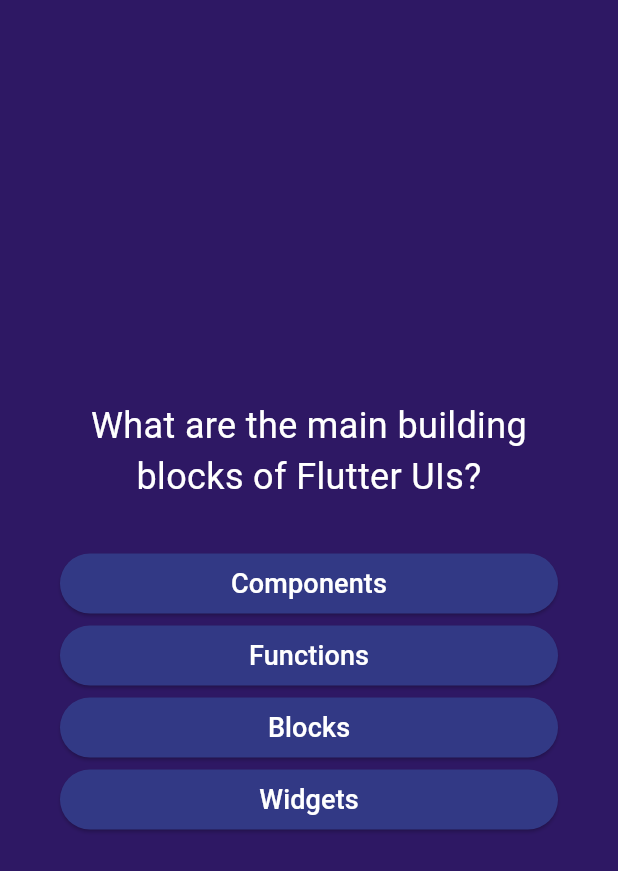
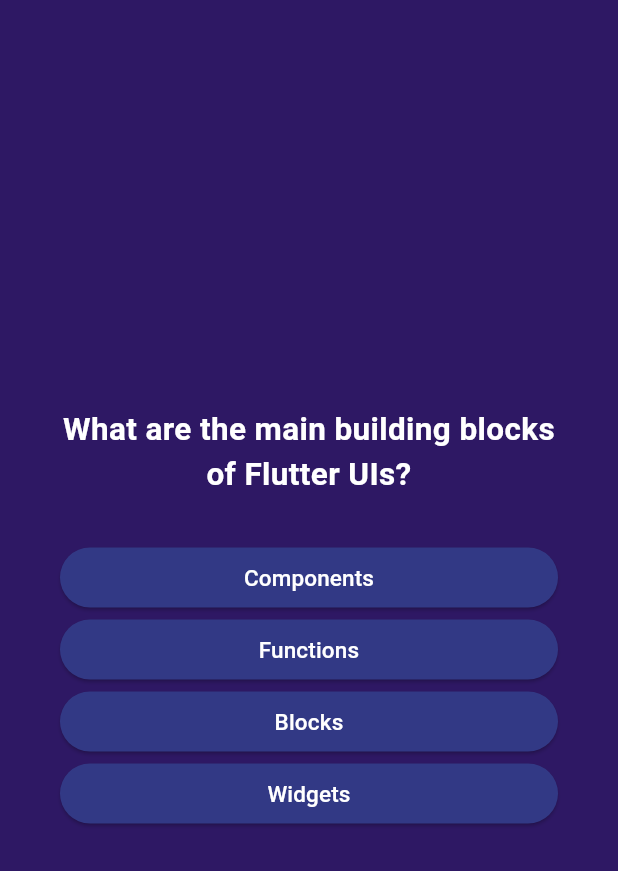
Before and after one commit to SantiagoLopezDeharo/aprendiendo_flutter, a Flutter app: the screen it shows after launch, after a tap on "Start Quiz", on a phone screen of 412 x 824 dp. Shown: the top 871 px of the screen. Run offline on Flutter 3.47's test engine with Material 3 defaults, Android fonts, the phone set to English and light mode, and no system bars; our stand-ins replace google_fonts.

Commit message:
Agregue algunas codiciones más y deje todo pronto para terminarlo

```diff
--- a/preguntados/lib/botones.dart
+++ b/preguntados/lib/botones.dart
@@ -1,18 +1,26 @@
 import "package:flutter/material.dart";
 
 class Boton extends StatelessWidget {
-  Boton(this.texto, this.onTap, {super.key});
+  const Boton(this.texto, this.onTap, {super.key});
   final String texto;
   final void Function() onTap;
   @override
   Widget build(BuildContext context) {
-    return ElevatedButton(
-        onPressed: () {},
-        style: ElevatedButton.styleFrom(
-            backgroundColor: const Color.fromARGB(255, 50, 57, 133)),
-        child: Text(
-          texto,
-          style: const TextStyle(color: Colors.white, fontSize: 18),
-        ));
+    return
+        ElevatedButton(
+            onPressed: onTap,
+            style: ElevatedButton.styleFrom(
+              backgroundColor: const Color.fromARGB(255, 50, 57, 133),
+              padding: const EdgeInsets.symmetric(
+                vertical: 0,
+                horizontal: 40,
+              ),
+            ),
+            child: Text(
+              texto,
+              textAlign: TextAlign.center,
+              style: const TextStyle(color: Colors.white, fontSize: 15),
+            ));
+
   }
 }
--- a/preguntados/lib/question_screen.dart
+++ b/preguntados/lib/question_screen.dart
@@ -1,6 +1,7 @@
 import "package:flutter/material.dart";
 import "package:preguntados/botones.dart";
 import "data/questions.dart";
+import "package:google_fonts/google_fonts.dart";
 
 class QuestionsScreen extends StatefulWidget {
   const QuestionsScreen({super.key});
@@ -12,6 +13,24 @@
 
 class _QuestionsScreenState extends State<QuestionsScreen> {
   int i = 0;
+  final List<bool> correctos = [];
+
+  void contestar(String ans)
+  {
+    setState(()
+    {
+      correctos.add(ans == questions[i].answers[0]);
+
+      if (i+1 < questions.length) {i++;}
+      else
+      {
+
+      }
+
+      //print(correctos);
+    });
+  }
+
   @override
   Widget build(BuildContext context) {
     final preguntaActual = questions[i];
@@ -24,9 +43,10 @@
         children: [
           Text(
             preguntaActual.text,
-            style: const TextStyle(
+            style: GoogleFonts.tiltPrism(
               color: Colors.white,
-              fontSize: 24,
+              fontSize: 21,
+              fontWeight: FontWeight.bold,
             ),
             textAlign: TextAlign.center,
           ),
@@ -34,7 +54,7 @@
             height: 30,
           ),
           ...preguntaActual.getRespRand().map((resp) {
-            return Boton(resp, () {});
+            return Boton(resp, () {contestar(resp);});
           }),
         ],
       ),
--- a/preguntados/pubspec.yaml
+++ b/preguntados/pubspec.yaml
@@ -35,6 +35,7 @@
   # The following adds the Cupertino Icons font to your application.
   # Use with the CupertinoIcons class for iOS style icons.
   cupertino_icons: ^1.0.6
+  google_fonts: ^6.2.1
 
 dev_dependencies:
   flutter_test:
```
Also changed, not shown: preguntados/lib/resultados.dart (added, +9 -0 lines).
